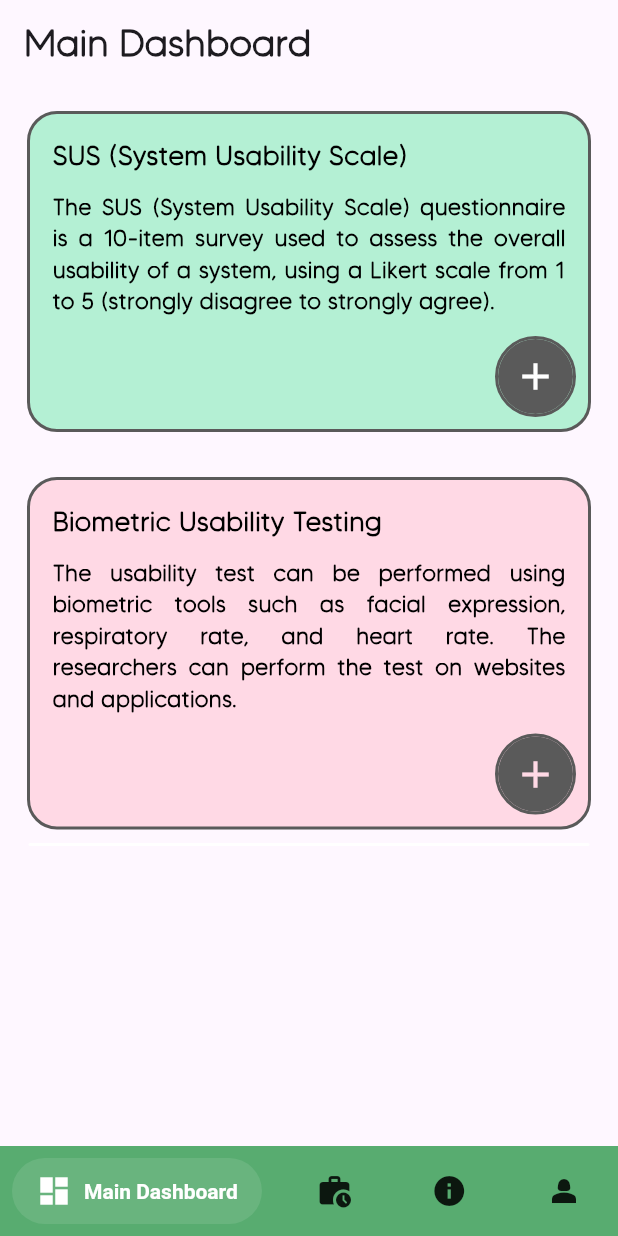
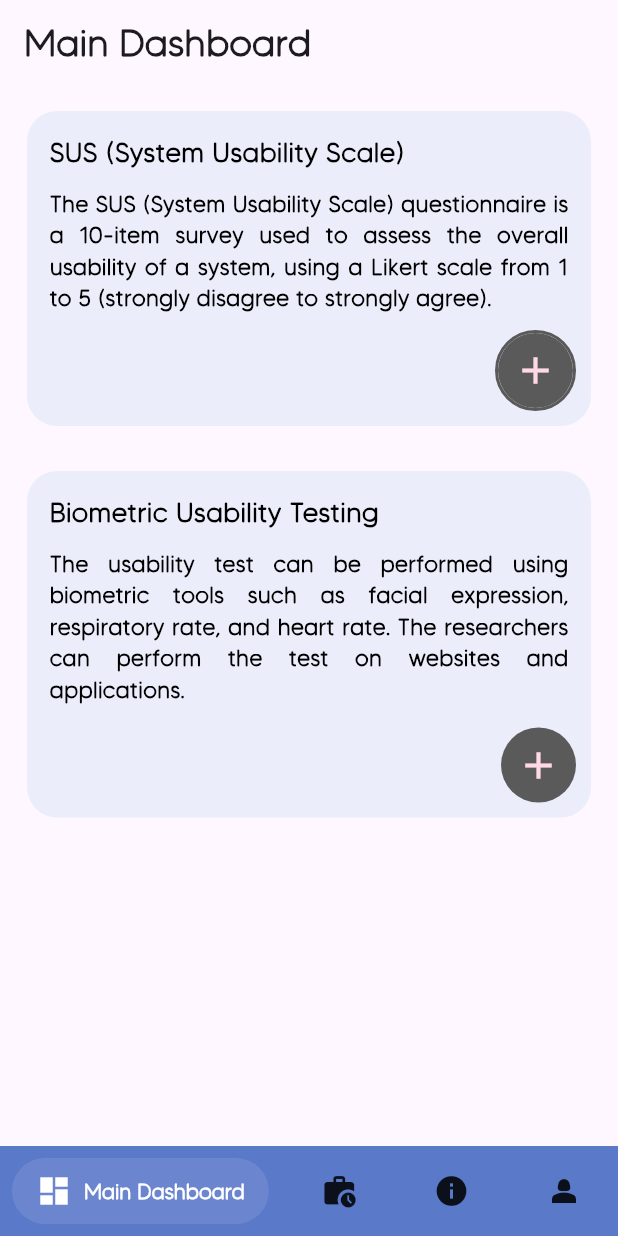
Before and after one commit to min-thuta-naing/koalytics_biometric_usability_testing, a Flutter app: the screen it shows after launch, on a phone screen of 412 x 824 dp. Run offline on Flutter 3.47's test engine with Material 3 defaults, Android fonts, the phone set to English and light mode, and no system bars; drawn by our look-alikes of salomon_bottom_bar; our stand-ins replace image_picker.

Commit message:
color modification

```diff
--- a/lib/custom_nav_bar.dart
+++ b/lib/custom_nav_bar.dart
@@ -26,7 +26,7 @@ class _CustomNavBarState extends State<CustomNavBar> {
   @override
   Widget build(BuildContext context) {
     return Scaffold(
-      backgroundColor: Color.fromARGB(255, 88, 172, 112),
+      backgroundColor:Color.fromARGB(255, 90, 121, 201),
       body: _widgetOptions.elementAt(_currentIndex),
       bottomNavigationBar: SalomonBottomBar(
         currentIndex: _currentIndex,
@@ -34,22 +34,42 @@ class _CustomNavBarState extends State<CustomNavBar> {
         items: [
           SalomonBottomBarItem(
             icon: Icon(Icons.dashboard),
-            title: Text("Main Dashboard"),
+            title: Text(
+              "Main Dashboard",
+              style: TextStyle(
+                fontFamily: "Tommy",
+              )
+            ),
             selectedColor: const Color.fromARGB(255, 255, 255, 255),
           ),
           SalomonBottomBarItem(
             icon: Icon(Icons.work_history),
-            title: Text("Project History"),
+            title: Text(
+              "Project History",
+              style: TextStyle(
+                fontFamily: "Tommy",
+              )
+            ),
             selectedColor: const Color.fromARGB(255, 255, 255, 255),
           ),
           SalomonBottomBarItem(
             icon: Icon(Icons.info),
-            title: Text("About App"),
+            title: Text(
+              "About App",
+              style: TextStyle(
+                fontFamily: "Tommy",
+              )
+            ),
             selectedColor: const Color.fromARGB(255, 255, 255, 255),
           ),
           SalomonBottomBarItem(
             icon: Icon(Icons.person_2),
-            title: Text("Profile"),
+            title: Text(
+              "Profile",
+              style: TextStyle(
+                fontFamily: "Tommy",
+              )
+            ),
             selectedColor: const Color.fromARGB(255, 255, 255, 255),
           ),
         ],
--- a/lib/researchers/researcher_dashboard.dart
+++ b/lib/researchers/researcher_dashboard.dart
@@ -325,10 +325,13 @@ class _ResearcherDashboardState extends State<ResearcherDashboard> {
             fontWeight: FontWeight.bold,
           ),
         ),
+        //backgroundColor: Color.fromARGB(255, 193, 211, 254),
       ),
 
       //body part
       body: SingleChildScrollView(
+        child: Container(
+          //color: Color.fromARGB(255, 193, 211, 254),
           child: Padding(
             padding: EdgeInsets.all(18),
 
@@ -337,18 +340,20 @@ class _ResearcherDashboardState extends State<ResearcherDashboard> {
                 crossAxisAlignment: CrossAxisAlignment.end,
                 children: [
 
+
+
                   // SUS Questionnaire Box
                   Stack(
                     children: [
                       Container(
                         padding: EdgeInsets.all(15),
                         decoration: BoxDecoration(
-                      color: Color.fromRGBO(180, 240, 212, 1),
+                          color: Color.fromARGB(255, 235, 238, 250),
                           borderRadius: BorderRadius.circular(20),
-                      border: Border.all(
-                        color: const Color.fromARGB(255, 90, 90, 90),
-                        width: 2,
-                      ),
+                          // border: Border.all(
+                          //   color: const Color.fromARGB(255, 90, 90, 90),
+                          //   width: 2,
+                          // ),
                         ),
                         child: Column(
                           crossAxisAlignment: CrossAxisAlignment.start,
@@ -398,7 +403,7 @@ class _ResearcherDashboardState extends State<ResearcherDashboard> {
                             icon: Icon(
                               Icons.add,
                               size: 30,
-                          color: Colors.white,
+                              color: Color.fromRGBO(255, 217, 229, 1),
                             ),
                             padding: EdgeInsets.all(10),
                             splashColor: Color.fromARGB(255, 0, 0, 0),
@@ -420,12 +425,12 @@ class _ResearcherDashboardState extends State<ResearcherDashboard> {
                       Container(
                         padding: EdgeInsets.all(15),
                         decoration: BoxDecoration(
-                      color: Color.fromRGBO(255, 217, 229, 1),
+                          color: Color.fromARGB(255, 235, 238, 250),
                           borderRadius: BorderRadius.circular(20),
-                      border: Border.all(
-                        color: const Color.fromARGB(255, 90, 90, 90),
-                        width: 2,
-                      ),
+                          // border: Border.all(
+                          //   color: const Color.fromARGB(255, 90, 90, 90),
+                          //   width: 2,
+                          // ),
                         ),
                         child: Column(
                           crossAxisAlignment: CrossAxisAlignment.start,
@@ -459,10 +464,10 @@ class _ResearcherDashboardState extends State<ResearcherDashboard> {
                         bottom: 10,
                         child: Container(
                           decoration: BoxDecoration(
-                        border: Border.all(
-                          color: const Color.fromARGB(255, 90, 90, 90),
-                          width: 2,
-                        ),
+                            // border: Border.all(
+                            //   color: const Color.fromARGB(255, 90, 90, 90),
+                            //   width: 2,
+                            // ),
                             borderRadius: BorderRadius.circular(50),
                           ),
                           child: IconButton(
@@ -496,12 +501,12 @@ class _ResearcherDashboardState extends State<ResearcherDashboard> {
                     height: _isExpanded ? 160 : 0, // Adjust height to fit buttons
                     padding: EdgeInsets.all(15),
                     decoration: BoxDecoration(
-                  color: Colors.white,
+                      color: Color.fromARGB(255, 235, 238, 250),
                       borderRadius: BorderRadius.circular(20),
-                  border: Border.all(
-                    color: Color.fromARGB(255, 90, 90, 90),
-                    width: 2,
-                  ),
+                      // border: Border.all(
+                      //   color: Color.fromARGB(255, 90, 90, 90),
+                      //   width: 2,
+                      // ),
                     ),
                     child: _isExpanded
                         ? SingleChildScrollView(
@@ -532,17 +537,18 @@ class _ResearcherDashboardState extends State<ResearcherDashboard> {
                                       );
                                     },
                                     style: TextButton.styleFrom(
-                                  backgroundColor: Color.fromARGB(255, 180, 240, 212), // Soft green
+                                      backgroundColor: Color.fromARGB(255, 90, 121, 201), // Soft green
                                       shape: RoundedRectangleBorder(
                                         borderRadius: BorderRadius.circular(10),
                                       ),
                                     ),
                                     child: const Text(
-                                  'For App',
+                                      'for app',
                                       style: TextStyle(
                                         fontSize: 16,
+                                        fontFamily: "Tommy",
                                         fontWeight: FontWeight.bold,
-                                    color: Colors.black,
+                                        color: Color.fromARGB(255, 255, 255, 255),
                                       ),
                                     ),
                                   ),
@@ -554,17 +560,18 @@ class _ResearcherDashboardState extends State<ResearcherDashboard> {
                                       );
                                     },
                                     style: TextButton.styleFrom(
-                                  backgroundColor: Color.fromARGB(255, 255, 217, 229), // Soft pink
+                                      backgroundColor: Color.fromARGB(255, 90, 121, 201), // Soft pink
                                       shape: RoundedRectangleBorder(
                                         borderRadius: BorderRadius.circular(10),
                                       ),
                                     ),
                                     child: const Text(
-                                  'For Web',
+                                      'for web',
                                       style: TextStyle(
                                         fontSize: 16,
+                                        fontFamily: "Tommy",
                                         fontWeight: FontWeight.bold,
-                                    color: Colors.black,
+                                        color: Color.fromARGB(255, 255, 255, 255),
                                       ),
                                     ),
                                   ),
@@ -582,6 +589,7 @@ class _ResearcherDashboardState extends State<ResearcherDashboard> {
             ),
           ),
         ),
+      ),
     );
   }
 }
```
Also changed, not shown: lib/about_app.dart (+9 -9 lines), lib/researchers/project_history.dart (+9 -1 lines), lib/researchers/researcher_profile.dart (+8 -1 lines). Lines whose indentation alone changed are shown as unchanged.
